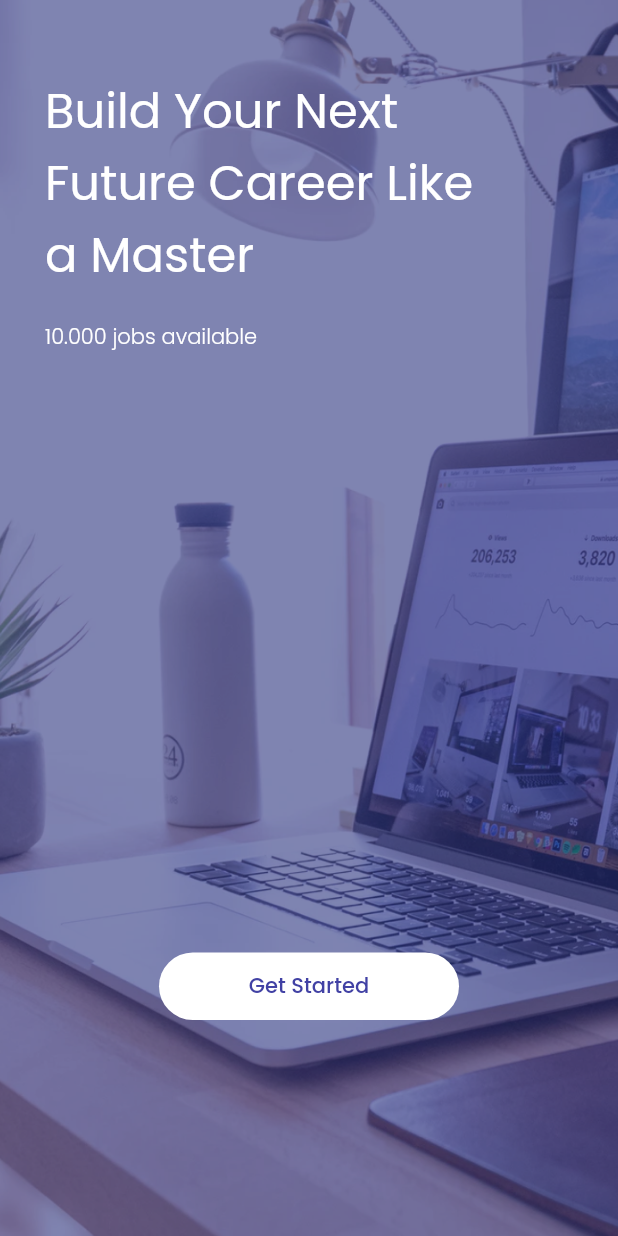
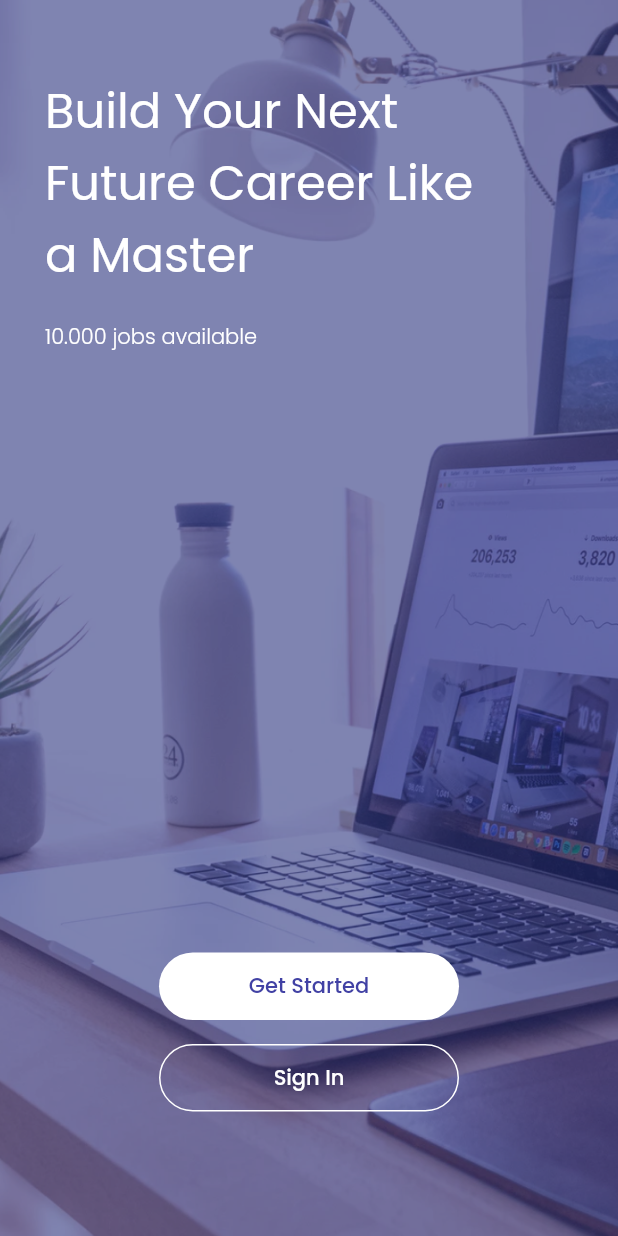
Before and after one commit to soulofjava/ui_bwa, a Flutter app: the screen it shows after launch, on a phone screen of 412 x 824 dp. Run offline on Flutter 3.47's test engine with Material 2 defaults, Android fonts, the phone set to English and light mode, and no system bars; our stand-ins replace google_fonts.

Commit message:
starter page #4

```diff
--- a/lib/pages/started_page.dart
+++ b/lib/pages/started_page.dart
@@ -73,6 +73,34 @@ class GetStartedPage extends StatelessWidget {
                     ),
                   ),
                 ),
+                Center(
+                  child: Padding(
+                    padding: const EdgeInsets.only(top: 16),
+                    child: Container(
+                      width: 200,
+                      height: 45,
+                      child: OutlinedButton(
+                        style: OutlinedButton.styleFrom(
+                          side: BorderSide(
+                            color: Colors.white,
+                          ),
+                          shape: RoundedRectangleBorder(
+                            borderRadius: BorderRadius.circular(66),
+                          ),
+                        ),
+                        onPressed: () {},
+                        child: Text(
+                          'Sign In',
+                          style: GoogleFonts.poppins(
+                            color: Colors.white,
+                            fontSize: 14,
+                            fontWeight: FontWeight.w500,
+                          ),
+                        ),
+                      ),
+                    ),
+                  ),
+                ),
               ],
             ),
           ),
```
